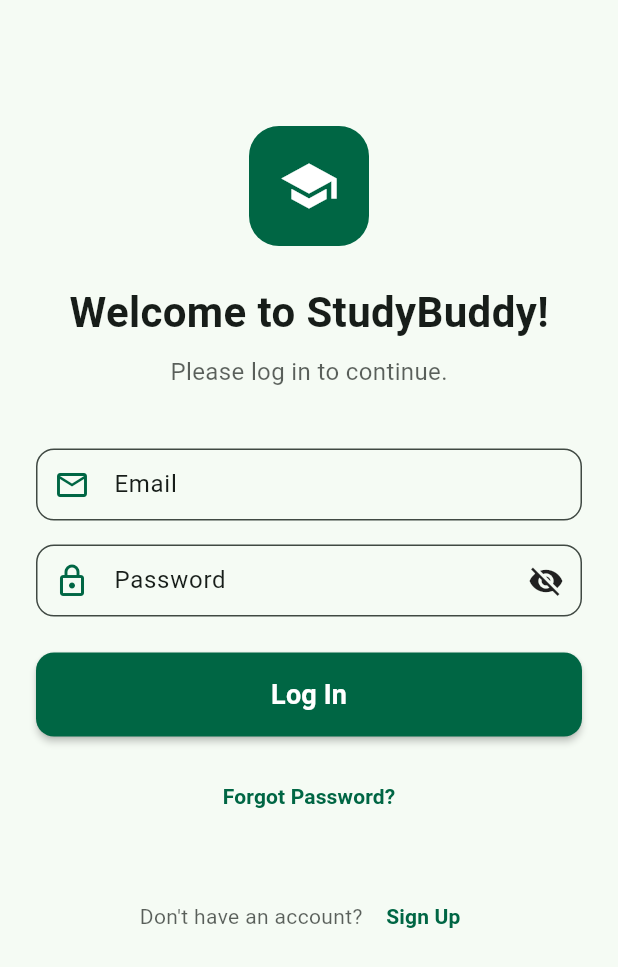
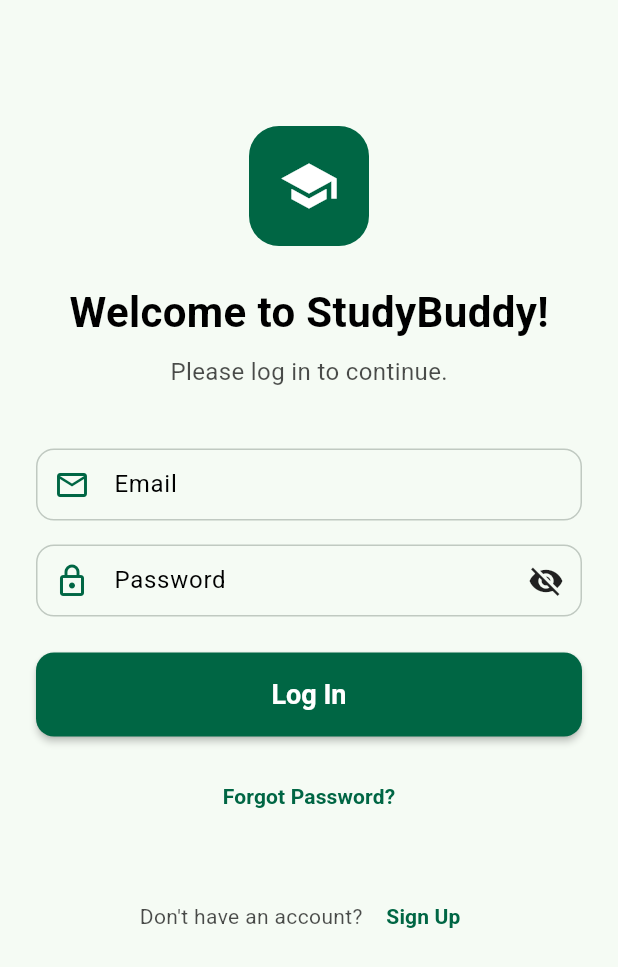
Before and after one commit to nethmipalliyaguruge/StuddyBuddy-Mobile-Application, a Flutter app: the screen it shows after launch, on a phone screen of 412 x 824 dp. Shown: the top 967 px of the screen. Run offline on Flutter 3.47's test engine with Material 3 defaults, Android fonts, the phone set to English and light mode, and no system bars.

Commit message:
Add Roboto font

```diff
--- a/lib/main.dart
+++ b/lib/main.dart
@@ -7,7 +7,7 @@ void main() {
 
 const kBrandGreen = Color(0xFF006644);
 
-// Theme Manager for Dark/Light mode
+/// Theme Manager for Dark/Light mode toggle
 class ThemeManager extends ChangeNotifier {
   static final ThemeManager instance = ThemeManager.internal();
   factory ThemeManager() => instance;
@@ -25,6 +25,130 @@ class ThemeManager extends ChangeNotifier {
     _isDarkMode = isDark;
     notifyListeners();
   }
+}
+
+/// Build a Material 3 Theme with Roboto + accessible colors
+ThemeData buildTheme(Brightness brightness) {
+  final isDark = brightness == Brightness.dark;
+
+  // Use Material 3 color system from a seed
+  final scheme = ColorScheme.fromSeed(
+    seedColor: kBrandGreen,
+    brightness: brightness,
+  );
+
+  // Material 3 typography + Roboto (make sure you added fonts in pubspec.yaml)
+  final baseText = isDark
+      ? Typography.material2021().white
+      : Typography.material2021().black;
+
+  final textTheme = baseText.apply(fontFamily: 'Roboto');
+
+  return ThemeData(
+    useMaterial3: true,
+    brightness: brightness,
+    colorScheme: scheme,
+    fontFamily: 'Roboto',
+    textTheme: textTheme,
+
+    // AppBar: ensure strong contrast in both modes
+    appBarTheme: AppBarTheme(
+      elevation: 0,
+      centerTitle: false,
+      backgroundColor: isDark ? const Color(0xFF121212) : kBrandGreen,
+      foregroundColor: Colors.white,
+      titleTextStyle: textTheme.titleLarge?.copyWith(
+        fontWeight: FontWeight.bold,
+        color: Colors.white,
+      ),
+      iconTheme: const IconThemeData(color: Colors.white),
+    ),
+
+    // Bottom Navigation: scheme tokens for contrast + consistency
+    navigationBarTheme: NavigationBarThemeData(
+      backgroundColor: isDark ? const Color(0xFF121212) : scheme.surface,
+      surfaceTintColor: Colors.transparent,
+      indicatorColor: scheme.primary.withOpacity(0.12),
+      labelTextStyle: WidgetStateProperty.resolveWith<TextStyle>(
+        (states) {
+          final selected = states.contains(WidgetState.selected);
+          return textTheme.labelMedium!.copyWith(
+            fontWeight: FontWeight.w600,
+            color: selected ? scheme.primary : scheme.onSurfaceVariant,
+          );
+        },
+      ),
+      iconTheme: WidgetStateProperty.resolveWith<IconThemeData>(
+        (states) {
+          final selected = states.contains(WidgetState.selected);
+          return IconThemeData(
+            size: 24,
+            color: selected ? scheme.primary : scheme.onSurfaceVariant,
+          );
+        },
+      ),
+    ),
+
+    // Card: use surface colors so onSurface text has correct contrast
+    cardTheme: CardThemeData(
+      elevation: isDark ? 4 : 2,
+      color: scheme.surface,
+      surfaceTintColor: scheme.surfaceTint,
+      shape: RoundedRectangleBorder(borderRadius: BorderRadius.circular(12)),
+      margin: EdgeInsets.zero,
+    ),
+
+    // Elevated/Filled buttons: onPrimary text = accessible
+    elevatedButtonTheme: ElevatedButtonThemeData(
+      style: ElevatedButton.styleFrom(
+        elevation: 2,
+        backgroundColor: scheme.primary,
+        foregroundColor: scheme.onPrimary,
+        shape: RoundedRectangleBorder(borderRadius: BorderRadius.circular(12)),
+        padding: const EdgeInsets.symmetric(horizontal: 24, vertical: 12),
+        textStyle: textTheme.labelLarge?.copyWith(fontWeight: FontWeight.w600),
+      ),
+    ),
+    filledButtonTheme: FilledButtonThemeData(
+      style: FilledButton.styleFrom(
+        backgroundColor: scheme.primary,
+        foregroundColor: scheme.onPrimary,
+        shape: RoundedRectangleBorder(borderRadius: BorderRadius.circular(12)),
+        padding: const EdgeInsets.symmetric(horizontal: 24, vertical: 12),
+        textStyle: textTheme.labelLarge?.copyWith(fontWeight: FontWeight.w600),
+      ),
+    ),
+
+    // Inputs: outline color from scheme; focused = primary
+    inputDecorationTheme: InputDecorationTheme(
+      filled: true,
+      fillColor: scheme.surface,
+      hintStyle: textTheme.bodyMedium?.copyWith(color: scheme.onSurfaceVariant),
+      labelStyle: textTheme.labelLarge?.copyWith(color: scheme.onSurfaceVariant),
+      border: OutlineInputBorder(borderRadius: BorderRadius.circular(12)),
+      enabledBorder: OutlineInputBorder(
+        borderRadius: BorderRadius.circular(12),
+        borderSide: BorderSide(color: scheme.outlineVariant),
+      ),
+      focusedBorder: OutlineInputBorder(
+        borderRadius: BorderRadius.circular(12),
+        borderSide: BorderSide(color: scheme.primary, width: 2),
+      ),
+      contentPadding: const EdgeInsets.symmetric(horizontal: 16, vertical: 12),
+    ),
+
+    // FAB: primary + onPrimary = readable
+    floatingActionButtonTheme: FloatingActionButtonThemeData(
+      backgroundColor: scheme.primary,
+      foregroundColor: scheme.onPrimary,
+      elevation: 6,
+      shape: const CircleBorder(),
+    ),
+
+    // Scaffold surfaces
+    scaffoldBackgroundColor:
+        isDark ? const Color(0xFF121212) : scheme.background,
+  );
 }
 
 class StudyBuddyApp extends StatefulWidget {
@@ -49,9 +173,7 @@ class _StudyBuddyAppState extends State<StudyBuddyApp> {
     super.dispose();
   }
 
-  void onThemeChanged() {
-    setState(() {});
-  }
+  void onThemeChanged() => setState(() {});
 
   @override
   Widget build(BuildContext context) {
@@ -59,186 +181,11 @@ class _StudyBuddyAppState extends State<StudyBuddyApp> {
       title: 'StudyBuddy',
       debugShowCheckedModeBanner: false,
 
-      // Light Theme (Material 3)
-      theme: ThemeData(
-        useMaterial3: true,
-        brightness: Brightness.light,
-        colorScheme: ColorScheme.fromSeed(
-          seedColor: kBrandGreen,
-          brightness: Brightness.light,
-        ),
+      // Light/Dark themes with Roboto + accessible contrast
+      theme: buildTheme(Brightness.light),
+      darkTheme: buildTheme(Brightness.dark),
+      themeMode: themeManager.isDarkMode ? ThemeMode.dark : ThemeMode.light,
 
-        // App Bar Theme
-        appBarTheme: const AppBarTheme(
-          elevation: 0,
-          centerTitle: false,
-          backgroundColor: kBrandGreen,
-          foregroundColor: Colors.white,
-          titleTextStyle: TextStyle(
-            fontSize: 20,
-            fontWeight: FontWeight.bold,
-            color: Colors.white,
-          ),
-        ),
-
-        // Navigation Bar Theme
-        navigationBarTheme: NavigationBarThemeData(
-          indicatorColor: kBrandGreen.withOpacity(0.12),
-          labelTextStyle: WidgetStateProperty.resolveWith<TextStyle>(
-            (states) => TextStyle(
-              fontWeight: FontWeight.w600,
-              fontSize: 12,
-              color: states.contains(WidgetState.selected)
-                  ? kBrandGreen
-                  : Colors.grey[600],
-            ),
-          ),
-          iconTheme: WidgetStateProperty.resolveWith<IconThemeData>(
-            (states) => IconThemeData(
-              size: 24,
-              color: states.contains(WidgetState.selected)
-                  ? kBrandGreen
-                  : Colors.grey[600],
-            ),
-          ),
-          backgroundColor: Colors.white,
-          surfaceTintColor: Colors.transparent,
-        ),
-
-        // Card Theme
-        cardTheme: CardThemeData(
-          elevation: 2,
-          shape: RoundedRectangleBorder(
-            borderRadius: BorderRadius.circular(12),
-          ),
-          color: Colors.white,
-        ),
-
-        // Elevated Button Theme
-        elevatedButtonTheme: ElevatedButtonThemeData(
-          style: ElevatedButton.styleFrom(
-            elevation: 2,
-            shape: RoundedRectangleBorder(
-              borderRadius: BorderRadius.circular(12),
-            ),
-            padding: const EdgeInsets.symmetric(horizontal: 24, vertical: 12),
-          ),
-        ),
-
-        // Input Decoration Theme
-        inputDecorationTheme: InputDecorationTheme(
-          border: OutlineInputBorder(borderRadius: BorderRadius.circular(12)),
-          focusedBorder: OutlineInputBorder(
-            borderRadius: BorderRadius.circular(12),
-            borderSide: const BorderSide(color: kBrandGreen, width: 2),
-          ),
-          contentPadding: const EdgeInsets.symmetric(
-            horizontal: 16,
-            vertical: 12,
-          ),
-        ),
-
-        // FAB Theme
-        floatingActionButtonTheme: const FloatingActionButtonThemeData(
-          backgroundColor: kBrandGreen,
-          foregroundColor: Colors.white,
-          elevation: 6,
-          shape: CircleBorder(),
-        ),
-      ),
-
-      // Dark Theme (Material 3)
-      darkTheme: ThemeData(
-        useMaterial3: true,
-        brightness: Brightness.dark,
-        colorScheme: ColorScheme.fromSeed(
-          seedColor: kBrandGreen,
-          brightness: Brightness.dark,
-        ),
-
-        // App Bar Theme
-        appBarTheme: AppBarTheme(
-          elevation: 0,
-          centerTitle: false,
-          backgroundColor: Colors.grey[900],
-          foregroundColor: Colors.white,
-          titleTextStyle: const TextStyle(
-            fontSize: 20,
-            fontWeight: FontWeight.bold,
-            color: Colors.white,
-          ),
-        ),
-
-        // Navigation Bar Theme
-        navigationBarTheme: NavigationBarThemeData(
-          indicatorColor: kBrandGreen.withOpacity(0.12),
-          labelTextStyle: WidgetStateProperty.resolveWith<TextStyle>(
-            (states) => TextStyle(
-              fontWeight: FontWeight.w600,
-              fontSize: 12,
-              color: states.contains(WidgetState.selected)
-                  ? kBrandGreen
-                  : Colors.grey[400],
-            ),
-          ),
-          iconTheme: WidgetStateProperty.resolveWith<IconThemeData>(
-            (states) => IconThemeData(
-              size: 24,
-              color: states.contains(WidgetState.selected)
-                  ? kBrandGreen
-                  : Colors.grey[400],
-            ),
-          ),
-          backgroundColor: Colors.grey[900],
-          surfaceTintColor: Colors.transparent,
-        ),
-
-        // Card Theme
-        cardTheme: CardThemeData(
-          elevation: 4,
-          shape: RoundedRectangleBorder(
-            borderRadius: BorderRadius.circular(12),
-          ),
-          color: Colors.grey[850],
-        ),
-
-        // Scaffold Background
-        scaffoldBackgroundColor: Colors.grey[900],
-
-        // Elevated Button Theme
-        elevatedButtonTheme: ElevatedButtonThemeData(
-          style: ElevatedButton.styleFrom(
-            elevation: 2,
-            shape: RoundedRectangleBorder(
-              borderRadius: BorderRadius.circular(12),
-            ),
-            padding: const EdgeInsets.symmetric(horizontal: 24, vertical: 12),
-          ),
-        ),
-
-        // Input Decoration Theme
-        inputDecorationTheme: InputDecorationTheme(
-          border: OutlineInputBorder(borderRadius: BorderRadius.circular(12)),
-          focusedBorder: OutlineInputBorder(
-            borderRadius: BorderRadius.circular(12),
-            borderSide: const BorderSide(color: kBrandGreen, width: 2),
-          ),
-          contentPadding: const EdgeInsets.symmetric(
-            horizontal: 16,
-            vertical: 12,
-          ),
-        ),
-
-        // FAB Theme
-        floatingActionButtonTheme: const FloatingActionButtonThemeData(
-          backgroundColor: kBrandGreen,
-          foregroundColor: Colors.white,
-          elevation: 6,
-          shape: CircleBorder(),
-        ),
-      ),
-
-      themeMode: themeManager.isDarkMode ? ThemeMode.dark : ThemeMode.light,
       home: const Loginpage(),
     );
   }
```
Also changed, not shown: pubspec.yaml (+9 -11 lines), assets/fonts/Roboto-Bold.ttf (added), assets/fonts/Roboto-Medium.ttf (added), assets/fonts/Roboto-Regular.ttf (added).
